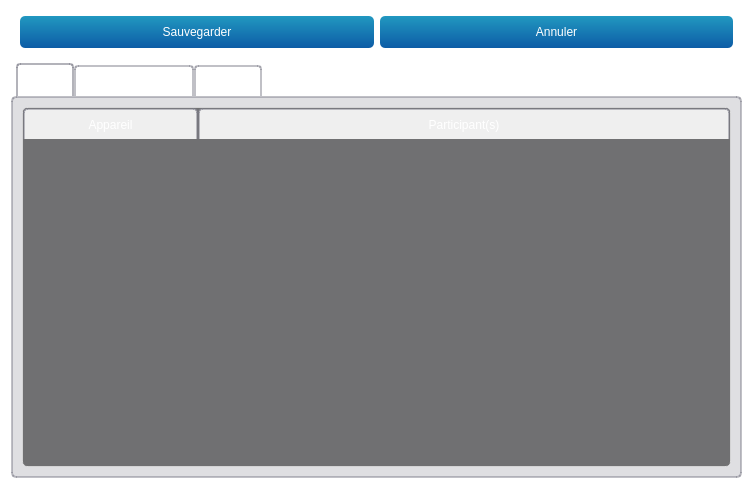
introlab/opentera, file teraplus/client/src/editors/ProjectWidget.ui: the form before one commit.
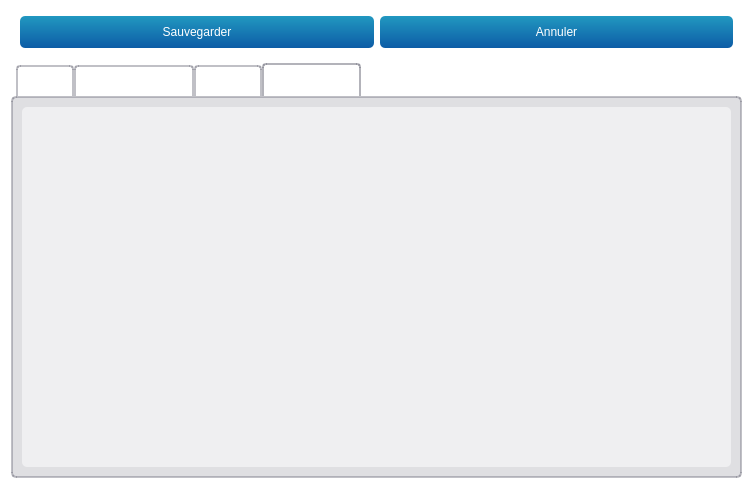
The form after the commit. The open tabs and pages were chosen to show the change. Icons and pictures are not drawn. Custom widgets are drawn as their Qt base class.

Commit message: Added SessionType to Project association in server API and Client.

The edit to the form file:
```diff
--- a/teraplus/client/src/editors/ProjectWidget.ui
+++ b/teraplus/client/src/editors/ProjectWidget.ui
@@ -382,6 +382,20 @@
        </item>
       </layout>
      </widget>
+     <widget class="QWidget" name="tabSessionTypes">
+      <attribute name="icon">
+       <iconset resource="../../resources/TeraClient.qrc">
+        <normaloff>:/icons/session.png</normaloff>:/icons/session.png</iconset>
+      </attribute>
+      <attribute name="title">
+       <string>Types de séance</string>
+      </attribute>
+      <layout class="QVBoxLayout" name="verticalLayout_5">
+       <item>
+        <widget class="QListWidget" name="lstSessions"/>
+       </item>
+      </layout>
+     </widget>
     </widget>
    </item>
   </layout>
```
The commit also changes 21 other files.
